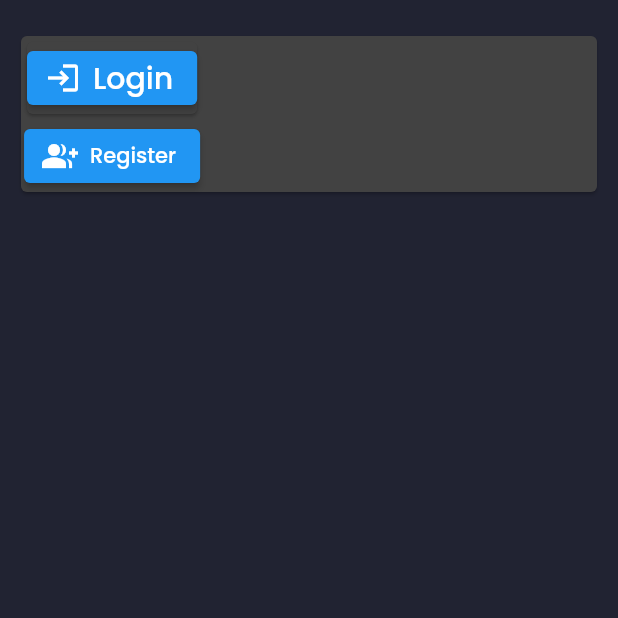
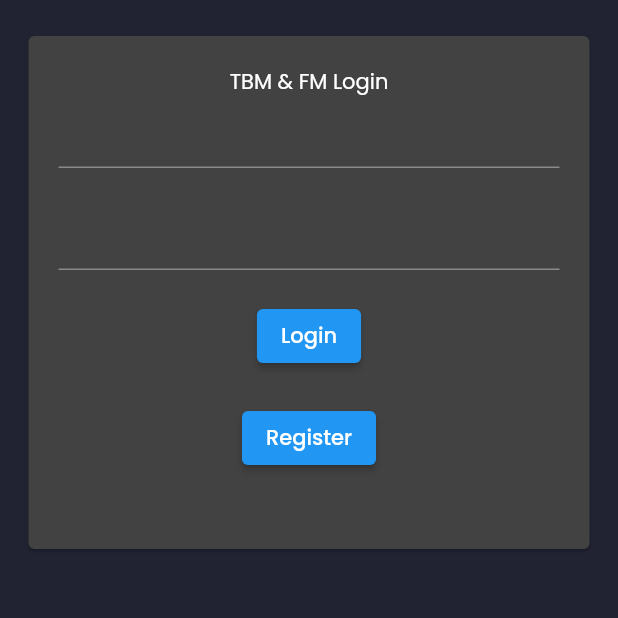
Before and after one commit to aradapt/tripandboat, a Flutter app: the screen it shows after launch, on a phone screen of 412 x 824 dp, the top half of it. Run offline on Flutter 3.47's test engine with Material 2 defaults, Android fonts, the phone set to English and light mode, and no system bars; our stand-ins replace data_table_2, fl_chart, flutter_svg, google_fonts; project files that could hold a hidden picture were left out.

Commit message:
login screen

```diff
--- a/lib/screens/login/login_screen.dart
+++ b/lib/screens/login/login_screen.dart
@@ -8,50 +8,57 @@ class LoginScreen extends StatefulWidget {
 }
 
 class _LoginScreenState extends State<LoginScreen> {
+  final formkey = GlobalKey<FormState>();
   @override
   Widget build(BuildContext context) {
     return Scaffold(
       body: SingleChildScrollView(
+          child: Center(
         child: Padding(
-          padding: const EdgeInsets.only(right: 10, top: 20, left: 10),
+          padding: const EdgeInsets.only(left: 15, right: 15, top: 20),
           child: Card(
-            child:
-                Row(crossAxisAlignment: CrossAxisAlignment.center, children: [
-              Column(
-                children: [
-                  Card(
-                    child: SizedBox(
-                      child: ElevatedButton.icon(
-                          onPressed: () {
-                            Navigator.push(context,
-                                MaterialPageRoute(builder: (context) {
-                              return MainScreen();
-                            }));
-                          },
-                          icon: Icon(Icons.login),
-                          label: Text(
-                            'Login',
-                            style: TextStyle(fontSize: 20),
-                          )),
-                    ),
+            child: Container(
+              child: Padding(
+                padding: const EdgeInsets.all(20.0),
+                child: Form(
+                  key: formkey,
+                  child: Column(
+                    children: [
+                      SizedBox(
+                        child: Text('TBM & FM Login'),
+                        height: 20,
+                      ),
+                      TextFormField(
+                        keyboardType: TextInputType.emailAddress,
+                      ),
+                      SizedBox(
+                        height: 20,
+                      ),
+                      TextFormField(
+                        obscureText: true,
+                      ),
+                      SizedBox(
+                        height: 20,
+                      ),
+                      ElevatedButton(
+                        onPressed: () {},
+                        child: Text('Login'),
+                      ),
+                      SizedBox(
+                        height: 20,
+                      ),
+                      ElevatedButton(onPressed: () {}, child: Text('Register')),
+                      SizedBox(
+                        height: 30,
+                      ),
+                    ],
                   ),
-                  SizedBox(
-                    child: ElevatedButton.icon(
-                        onPressed: () {
-                          Navigator.push(context,
-                              MaterialPageRoute(builder: (context) {
-                            return RegisterScreen();
-                          }));
-                        },
-                        icon: Icon(Icons.group_add),
-                        label: Text('Register')),
-                  )
-                ],
+                ),
               ),
-            ]),
+            ),
           ),
         ),
-      ),
+      )),
     );
   }
 }
```
